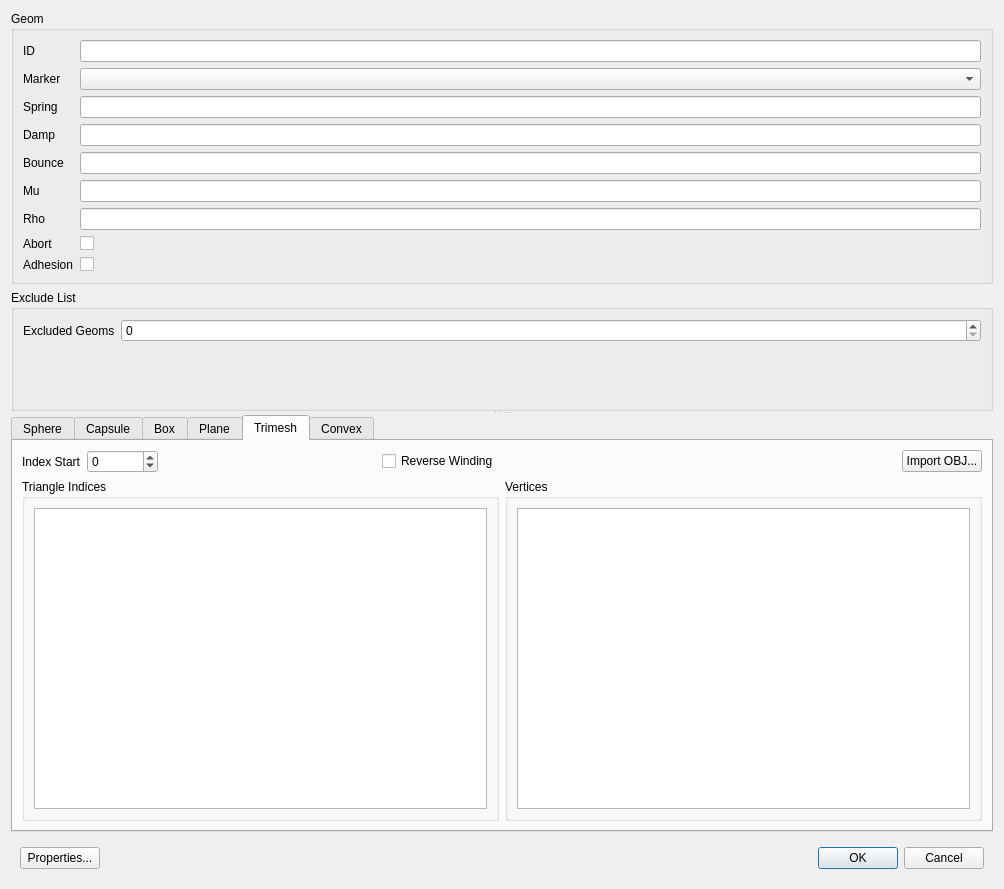
Above: GaitSymQt/DialogGeoms.ui from wol101/GaitSym5 before the change. Below: the same form after it.
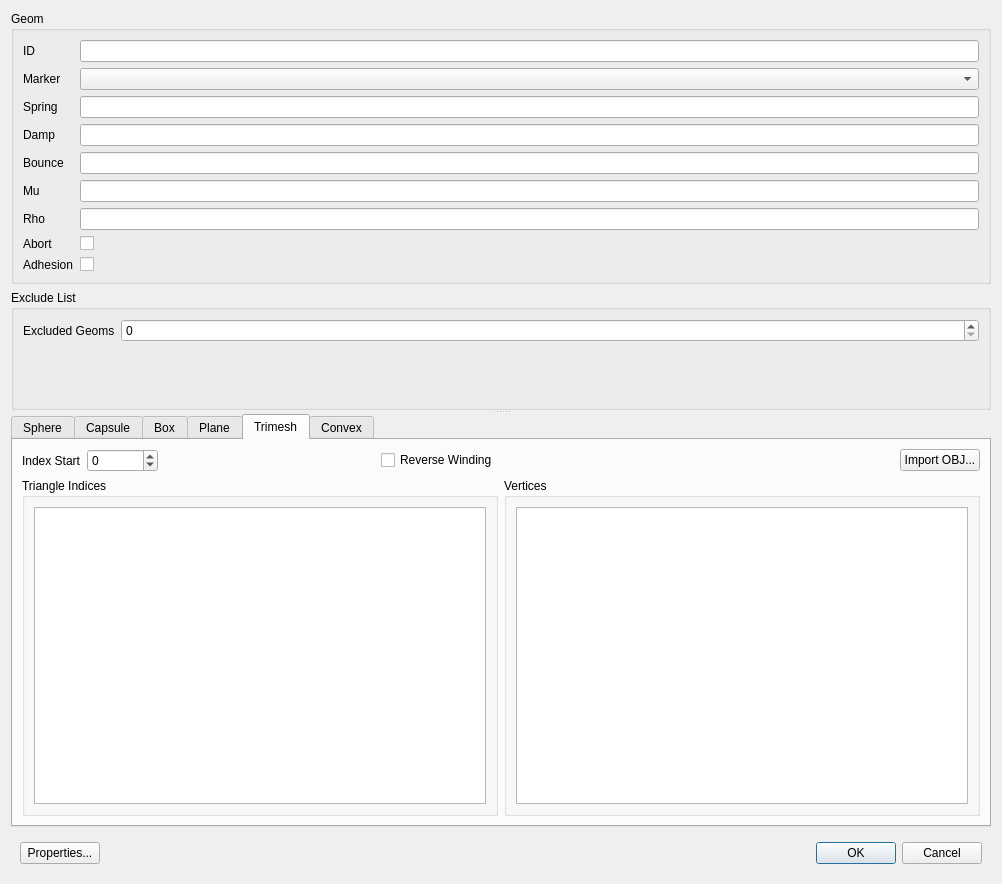
That is the form after the change. The open tabs and pages were chosen to show the change. Custom widgets are drawn as their Qt base class.

What changed in the file:
```diff
--- a/GaitSymQt/DialogGeoms.ui
+++ b/GaitSymQt/DialogGeoms.ui
@@ -6,8 +6,8 @@
    <rect>
     <x>0</x>
     <y>0</y>
-    <width>1004</width>
-    <height>889</height>
+    <width>1002</width>
+    <height>884</height>
    </rect>
   </property>
   <property name="windowTitle">
```
Left out of the diff: 2 changed lines with no effect on the pictures.
